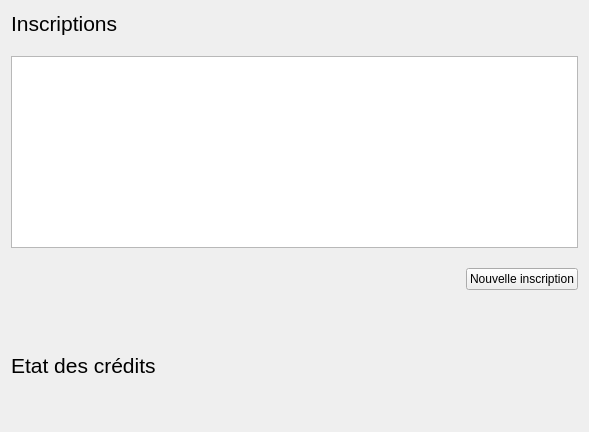
This is Projet/gui/fendossier.ui in dtbinh/Projet_L021 as Qt 5 draws it before an edit. The edited form follows.
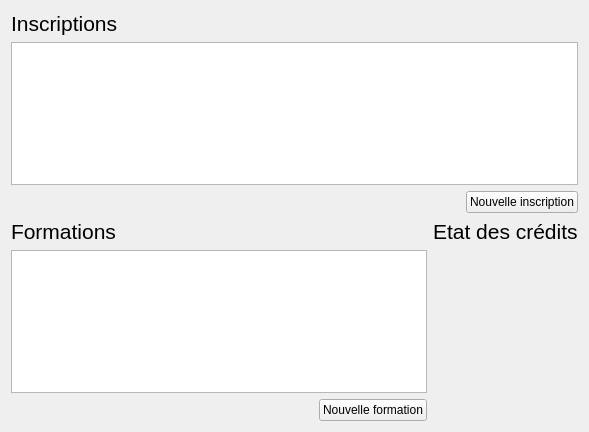
This is the edited form.

Commit message: Amélioré interface dossier

```diff
--- a/Projet/gui/fendossier.ui
+++ b/Projet/gui/fendossier.ui
@@ -14,9 +14,6 @@
    <string>Form</string>
   </property>
   <layout class="QVBoxLayout" name="verticalLayout_3">
-   <property name="spacing">
-    <number>20</number>
-   </property>
    <item>
     <layout class="QVBoxLayout" name="verticalLayout_2">
      <item>
@@ -70,6 +67,60 @@
     </layout>
    </item>
    <item>
+    <layout class="QHBoxLayout" name="horizontalLayout">
+     <item>
+      <layout class="QVBoxLayout" name="verticalLayout_4">
+       <item>
+        <widget class="QLabel" name="label_3">
+         <property name="sizePolicy">
+          <sizepolicy hsizetype="Preferred" vsizetype="Maximum">
+           <horstretch>0</horstretch>
+           <verstretch>0</verstretch>
+          </sizepolicy>
+         </property>
+         <property name="styleSheet">
+          <string notr="true">font: 16pt;</string>
+         </property>
+         <property name="text">
+          <string>Formations</string>
+         </property>
+        </widget>
+       </item>
+       <item>
+        <widget class="QTableView" name="inscriptions_2">
+         <property name="sizePolicy">
+          <sizepolicy hsizetype="Expanding" vsizetype="Maximum">
+           <horstretch>0</horstretch>
+           <verstretch>0</verstretch>
+          </sizepolicy>
+         </property>
+         <property name="editTriggers">
+          <set>QAbstractItemView::NoEditTriggers</set>
+         </property>
+         <property name="alternatingRowColors">
+          <bool>false</bool>
+         </property>
+         <property name="selectionMode">
+          <enum>QAbstractItemView::SingleSelection</enum>
+         </property>
+         <property name="selectionBehavior">
+          <enum>QAbstractItemView::SelectRows</enum>
+         </property>
+         <attribute name="verticalHeaderVisible">
+          <bool>false</bool>
+         </attribute>
+        </widget>
+       </item>
+       <item alignment="Qt::AlignRight">
+        <widget class="QPushButton" name="ajouterInscription_2">
+         <property name="text">
+          <string>Nouvelle formation</string>
+         </property>
+        </widget>
+       </item>
+      </layout>
+     </item>
+     <item>
     <layout class="QVBoxLayout" name="verticalLayout">
      <item>
       <widget class="QLabel" name="label">
@@ -88,7 +139,9 @@
       </widget>
      </item>
      <item>
-      <layout class="QHBoxLayout" name="formations"/>
+        <widget class="QWidget" name="formations" native="true"/>
+       </item>
+      </layout>
      </item>
     </layout>
    </item>
```
Lines whose indentation alone changed are shown as unchanged. The commit also changes 1 other file.
